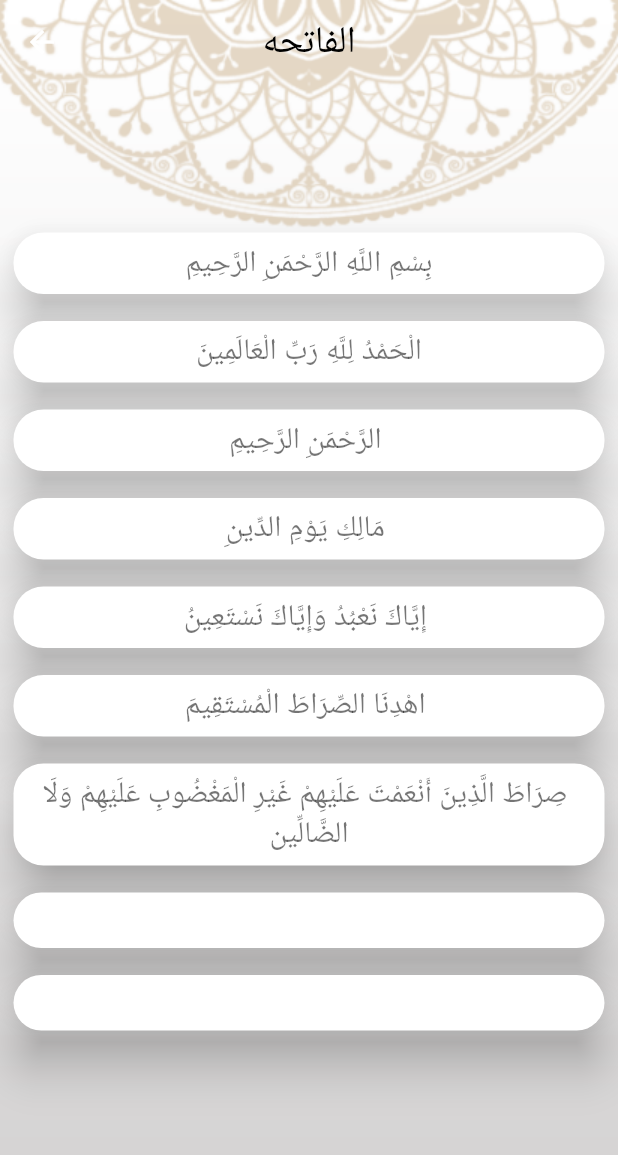
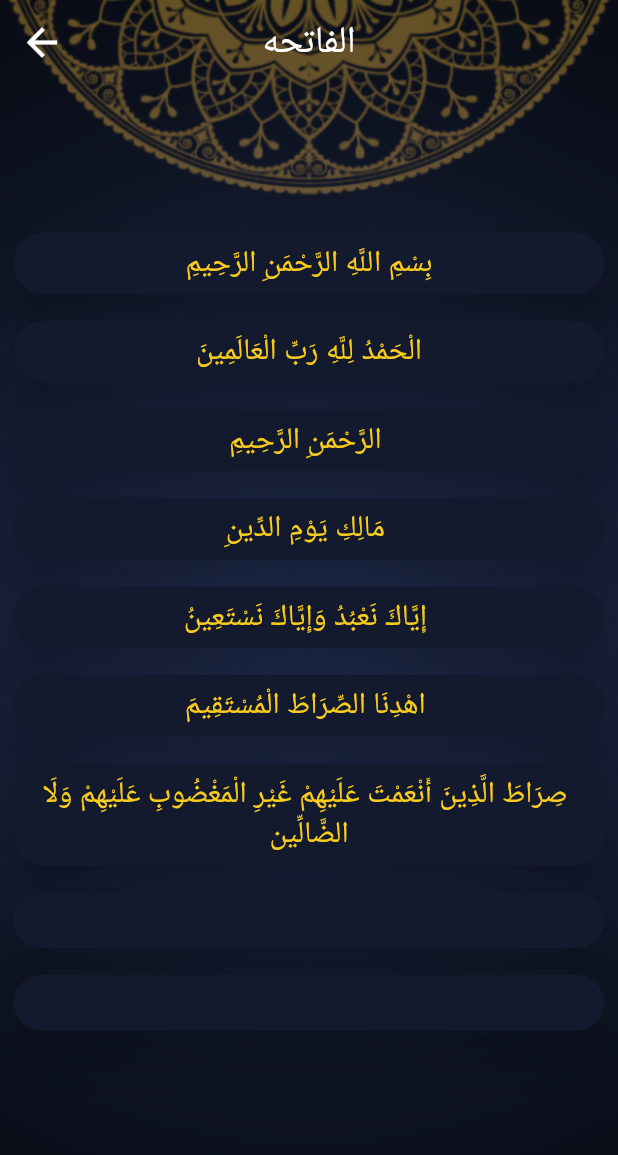
Before and after one commit to muhamednizar/quran-app-flutter, a Flutter app: the screen it shows after launch, after a tap on "الفاتحه", on a phone screen of 412 x 824 dp. Shown: the top 1155 px of the screen. Run offline on Flutter 3.47's test engine with Material 2 defaults, Android fonts, the light colour scheme and no system bars; Roboto replaces fonts that are missing (assets/fonts/ElMessiri-Regular.ttf).

Commit message:
+ dark theme

```diff
--- a/lib/config/theme/my_theme.dart
+++ b/lib/config/theme/my_theme.dart
@@ -3,10 +3,12 @@ import 'package:quran_app/core/Utils/colors_manager.dart';
 import 'package:quran_app/core/Utils/fonts_manager.dart';
 
 class MyTheme {
+  static bool isDarkEnabled = true;
   static final ThemeData lightTheme = ThemeData(
       primaryColor: ColorsManager.goldColor,
       scaffoldBackgroundColor: Colors.transparent,
       appBarTheme: AppBarTheme(
+          iconTheme: IconThemeData(color: Colors.black),
           centerTitle: true,
           elevation: 0,
           backgroundColor: Colors.transparent,
@@ -42,10 +44,75 @@ class MyTheme {
           bodyMedium: TextStyle(
               fontSize: 18,
               fontWeight: FontWeight.w700,
-              color: ColorsManager.goldColor)),
+              color: ColorsManager.goldColor),
+          bodyLarge: TextStyle(
+              fontWeight: FontWeight.w400, fontSize: 20, color: Colors.black),
+          displayMedium: TextStyle(
+              fontSize: 18, fontWeight: FontWeight.w700, color: Colors.black)),
       cardTheme: CardTheme(
         margin: EdgeInsets.all(9),
         elevation: 13,
         shape: RoundedRectangleBorder(borderRadius: BorderRadius.circular(20)),
-      ));
+      ),
+      iconTheme: IconThemeData(color: ColorsManager.goldColor, size: 30));
+
+  static final ThemeData darkTheme = ThemeData(
+      primaryColor: ColorsManager.darkblue,
+      scaffoldBackgroundColor: Colors.transparent,
+      appBarTheme: AppBarTheme(
+          iconTheme: IconThemeData(color: Colors.white),
+          centerTitle: true,
+          elevation: 0,
+          backgroundColor: Colors.transparent,
+          titleTextStyle: TextStyle(
+              color: Colors.white,
+              fontSize: 25,
+              fontFamily: FontsManager.elmesiri)),
+      bottomNavigationBarTheme: BottomNavigationBarThemeData(
+        selectedItemColor: ColorsManager.YellowColor,
+        unselectedItemColor: Colors.white,
+        unselectedIconTheme: IconThemeData(
+          size: 25,
+        ),
+        selectedIconTheme: IconThemeData(
+          size: 35,
+        ),
+        showSelectedLabels: true,
+        showUnselectedLabels: false,
+      ),
+      bottomSheetTheme: BottomSheetThemeData(
+          backgroundColor: ColorsManager.darkblue,
+          shape:
+              RoundedRectangleBorder(borderRadius: BorderRadius.circular(20))),
+      dividerColor: ColorsManager.YellowColor,
+      textTheme: TextTheme(
+          bodySmall: TextStyle(
+              fontSize: 20, fontWeight: FontWeight.w400, color: Colors.white),
+          titleSmall: TextStyle(
+              fontSize: 24, fontWeight: FontWeight.w700, color: Colors.white),
+          displaySmall: TextStyle(
+            fontSize: 14,
+            fontWeight: FontWeight.w500,
+          ),
+          labelSmall: TextStyle(
+              fontSize: 18,
+              fontWeight: FontWeight.bold,
+              color: ColorsManager.YellowColor),
+          bodyMedium: TextStyle(
+              fontSize: 18,
+              fontWeight: FontWeight.w700,
+              color: ColorsManager.YellowColor),
+          bodyLarge: TextStyle(
+              fontWeight: FontWeight.w400,
+              fontSize: 20,
+              color: ColorsManager.YellowColor),
+          displayMedium: TextStyle(
+              fontSize: 18, fontWeight: FontWeight.w700, color: Colors.white)),
+      cardTheme: CardTheme(
+        color: ColorsManager.darkblue,
+        margin: EdgeInsets.all(9),
+        elevation: 13,
+        shape: RoundedRectangleBorder(borderRadius: BorderRadius.circular(20)),
+      ),
+      iconTheme: IconThemeData(color: ColorsManager.goldColor, size: 30));
 }
--- a/lib/core/Utils/assets_manager.dart
+++ b/lib/core/Utils/assets_manager.dart
@@ -2,6 +2,7 @@ class AssetsManager {
   static const String lightSplashScreen =
       'assets/images/splash_screen_light.png';
   static const String lightMainBg = 'assets/images/light_mainBG.png';
+  static const String darkMainBg = 'assets/images/dark_bg.png';
   static const String lightQuranIcon = 'assets/images/icon_quran.png';
   static const String lightHadeth = 'assets/images/icon_hadeth.png';
   static const String lightSebha = 'assets/images/icon_sebha.png';
--- a/lib/core/Utils/colors_manager.dart
+++ b/lib/core/Utils/colors_manager.dart
@@ -2,4 +2,6 @@ import 'dart:ui';
 
 class ColorsManager {
   static const Color goldColor = Color(0xFFB7935F);
+  static const Color darkblue = Color(0xFF141A2E);
+  static const Color YellowColor = Color(0xFFFACC1D);
 }
--- a/lib/my_app/my_app.dart
+++ b/lib/my_app/my_app.dart
@@ -21,7 +21,8 @@ class MyApp extends StatelessWidget {
       },
       initialRoute: RoutesManager.splashRoute,
       theme: MyTheme.lightTheme,
-      themeMode: ThemeMode.light,
+      darkTheme: MyTheme.darkTheme,
+      themeMode: ThemeMode.dark,
     );
   }
 }
--- a/lib/presentation/Home/home_screen.dart
+++ b/lib/presentation/Home/home_screen.dart
@@ -1,6 +1,6 @@
 import 'package:flutter/material.dart';
+import 'package:quran_app/config/theme/my_theme.dart';
 import 'package:quran_app/core/Utils/assets_manager.dart';
-import 'package:quran_app/core/Utils/colors_manager.dart';
 import 'package:quran_app/core/Utils/strings_manager.dart';
 import 'package:quran_app/presentation/Home/tabs/hadith_tab/hadith_tab.dart';
 import 'package:quran_app/presentation/Home/tabs/quran_tab/quran_tab.dart';
@@ -29,12 +29,18 @@ class _HomeScreenState extends State<HomeScreen> {
   @override
   Widget build(BuildContext context) {
     return Container(
-      decoration: const BoxDecoration(
+      decoration: BoxDecoration(
           image: DecorationImage(
-              image: AssetImage(AssetsManager.lightMainBg), fit: BoxFit.fill)),
+              image: AssetImage(MyTheme.isDarkEnabled
+                  ? AssetsManager.darkMainBg
+                  : AssetsManager.lightMainBg),
+              fit: BoxFit.fill)),
       child: Scaffold(
         appBar: AppBar(title: const Text(StringManager.appTitle)),
-        bottomNavigationBar: BottomNavigationBar(
+        bottomNavigationBar: Theme(
+          data: Theme.of(context)
+              .copyWith(canvasColor: Theme.of(context).primaryColor),
+          child: BottomNavigationBar(
             onTap: (index) {
               setState(() {
                 selectedIndex = index;
@@ -43,7 +49,6 @@ class _HomeScreenState extends State<HomeScreen> {
             currentIndex: selectedIndex,
             items: const [
               BottomNavigationBarItem(
-              backgroundColor: ColorsManager.goldColor,
                 icon: ImageIcon(
                   AssetImage(
                     AssetsManager.lightQuranIcon,
@@ -58,24 +63,22 @@ class _HomeScreenState extends State<HomeScreen> {
                 label: StringManager.hadithLabel,
               ),
               BottomNavigationBarItem(
-              backgroundColor: ColorsManager.goldColor,
                 icon: ImageIcon(
                   AssetImage(AssetsManager.lightSebha),
                 ),
                 label: StringManager.tasbehLabel,
               ),
               BottomNavigationBarItem(
-                backgroundColor: ColorsManager.goldColor,
                   label: StringManager.radioLabel,
                   icon: ImageIcon(
                     AssetImage(AssetsManager.lightRadio),
                   )),
               BottomNavigationBarItem(
-              backgroundColor: ColorsManager.goldColor,
                 label: StringManager.settingsLabel,
                 icon: Icon(Icons.settings),
               ),
             ],
+          ),
         ),
         body: tabs[selectedIndex],
       ),
--- a/lib/presentation/Home/tabs/hadith_tab/hadithDetails/hadith_details.dart
+++ b/lib/presentation/Home/tabs/hadith_tab/hadithDetails/hadith_details.dart
@@ -1,4 +1,5 @@
 import 'package:flutter/material.dart';
+import 'package:quran_app/config/theme/my_theme.dart';
 import 'package:quran_app/presentation/Home/tabs/hadith_tab/hadith_tab.dart';
 
 import '../../../../../core/Utils/assets_manager.dart';
@@ -13,7 +14,10 @@ class HadithDetails extends StatelessWidget {
     return Container(
       decoration: BoxDecoration(
           image: DecorationImage(
-              image: AssetImage(AssetsManager.lightMainBg), fit: BoxFit.fill)),
+              image: AssetImage(MyTheme.isDarkEnabled
+                  ? AssetsManager.darkMainBg
+                  : AssetsManager.lightMainBg),
+              fit: BoxFit.fill)),
       child: Scaffold(
         appBar: AppBar(
           title: Text(hadith.title),
@@ -26,7 +30,7 @@ class HadithDetails extends StatelessWidget {
               child: SingleChildScrollView(
                   child: Text(
                 hadith.Content,
-                style: Theme.of(context).textTheme.bodySmall,
+                style: Theme.of(context).textTheme.bodyLarge,
                 textAlign: TextAlign.center,
                 textDirection: TextDirection.rtl,
               ))),
--- a/lib/presentation/Home/tabs/quran_tab/quran-widgets/quran_title_widget/chapter_name_widget.dart
+++ b/lib/presentation/Home/tabs/quran_tab/quran-widgets/quran_title_widget/chapter_name_widget.dart
@@ -33,6 +33,7 @@ class ChapterNameWidget extends StatelessWidget {
             Expanded(
                 flex: 1,
                 child: VerticalDivider(
+                  color: Theme.of(context).primaryColor,
                   width: 2,
                   thickness: 3,
                 )),
--- a/lib/presentation/Home/tabs/quran_tab/quran-widgets/quran_title_widget/quran_title_widget.dart
+++ b/lib/presentation/Home/tabs/quran_tab/quran-widgets/quran_title_widget/quran_title_widget.dart
@@ -1,16 +1,13 @@
-import 'package:flutter/cupertino.dart';
 import 'package:flutter/material.dart';
-import 'package:quran_app/core/Utils/colors_manager.dart';
 import 'package:quran_app/core/Utils/routes_manager.dart';
-import 'package:quran_app/presentation/Home/tabs/quran_tab/quran-widgets/quran_title_widget/chapter_name_widget.dart';
 
 class QuranTitleWidget extends StatelessWidget {
   String SuraTitle;
   String NumberOfVerses;
   int index;
 
-  QuranTitleWidget(
-      {super.key,
+  QuranTitleWidget({
+    super.key,
       required this.SuraTitle,
       required this.NumberOfVerses,
       required this.index});
@@ -35,7 +32,7 @@ class QuranTitleWidget extends StatelessWidget {
             )),
             Expanded(
                 child: VerticalDivider(
-              color: Theme.of(context).dividerColor,
+              color: Theme.of(context).primaryColor,
               width: 3,
               thickness: 3,
             )),
--- a/lib/presentation/Home/tabs/quran_tab/quran_details/Verse_widget.dart
+++ b/lib/presentation/Home/tabs/quran_tab/quran_details/Verse_widget.dart
@@ -15,7 +15,7 @@ class VerseWidget extends StatelessWidget {
           alignment: Alignment.center,
           child: Text(VerseItem,
               textAlign: TextAlign.center,
-              style: Theme.of(context).textTheme.bodySmall),
+              style: Theme.of(context).textTheme.bodyLarge),
         ),
       ),
     );
--- a/lib/presentation/Home/tabs/quran_tab/quran_details/quran_details_screen.dart
+++ b/lib/presentation/Home/tabs/quran_tab/quran_details/quran_details_screen.dart
@@ -1,7 +1,7 @@
 import 'package:flutter/material.dart';
 import 'package:flutter/services.dart';
+import 'package:quran_app/config/theme/my_theme.dart';
 import 'package:quran_app/core/Utils/assets_manager.dart';
-import 'package:quran_app/core/Utils/strings_manager.dart';
 import 'package:quran_app/presentation/Home/tabs/quran_tab/quran-widgets/quran_title_widget/quran_title_widget.dart';
 import 'package:quran_app/presentation/Home/tabs/quran_tab/quran_details/Verse_widget.dart';
 
@@ -22,9 +22,11 @@ class _QuranDetailsScreenState extends State<QuranDetailsScreen> {
     SuraArgs args = ModalRoute.of(context)?.settings.arguments as SuraArgs;
     if (verses.isEmpty) readFile(args.index);
     return Container(
-      decoration: const BoxDecoration(
+      decoration: BoxDecoration(
           image: DecorationImage(
-        image: AssetImage(AssetsManager.lightMainBg),
+        image: AssetImage(MyTheme.isDarkEnabled
+            ? AssetsManager.darkMainBg
+            : AssetsManager.lightMainBg),
         fit: BoxFit.fill,
       )),
       child: Scaffold(
--- a/lib/presentation/Home/tabs/quran_tab/quran_tab.dart
+++ b/lib/presentation/Home/tabs/quran_tab/quran_tab.dart
@@ -1,6 +1,5 @@
 import 'package:flutter/material.dart';
 import 'package:quran_app/core/Utils/assets_manager.dart';
-import 'package:quran_app/core/Utils/colors_manager.dart';
 import 'package:quran_app/presentation/Home/tabs/quran_tab/quran-widgets/quran_title_widget/chapter_name_widget.dart';
 import 'package:quran_app/presentation/Home/tabs/quran_tab/quran-widgets/quran_title_widget/quran_title_widget.dart';
 
@@ -255,7 +254,7 @@ class QuranTab extends StatelessWidget {
                 separatorBuilder: (context, index) => Container(
                   width: double.infinity,
                   height: 3,
-                  color: ColorsManager.goldColor,
+                  color: Theme.of(context).primaryColor,
                 ),
                 itemBuilder: (context, index) => QuranTitleWidget(
                   SuraTitle: suraNames[index],
--- a/lib/presentation/Home/tabs/settings_tab/Widget/language_button_sheet.dart
+++ b/lib/presentation/Home/tabs/settings_tab/Widget/language_button_sheet.dart
@@ -20,7 +20,6 @@ class LanguageBottomSheet extends StatelessWidget {
               Icon(
                 Icons.check,
                 size: 25,
-                color: Theme.of(context).primaryColor,
               )
             ],
           ),
@@ -30,9 +29,7 @@ class LanguageBottomSheet extends StatelessWidget {
           Text(
             'Arabic',
             style: Theme.of(context)
-                .textTheme
-                .bodyMedium
-                ?.copyWith(color: Colors.black),
+                .textTheme.displayMedium,
           ),
         ],
       ),
--- a/lib/presentation/Home/tabs/settings_tab/Widget/theme_button_sheet.dart
+++ b/lib/presentation/Home/tabs/settings_tab/Widget/theme_button_sheet.dart
@@ -20,7 +20,6 @@ class ThemeButtonSheet extends StatelessWidget {
               Icon(
                 Icons.check,
                 size: 25,
-                color: Theme.of(context).primaryColor,
               )
             ],
           ),
@@ -30,9 +29,7 @@ class ThemeButtonSheet extends StatelessWidget {
           Text(
             'Dark',
             style: Theme.of(context)
-                .textTheme
-                .bodyMedium
-                ?.copyWith(color: Colors.black),
+                .textTheme.displayMedium,
           ),
         ],
       ),
```
Also changed, not shown: assets/images/dark_bg.png (added). Lines whose indentation alone changed are shown as unchanged.
